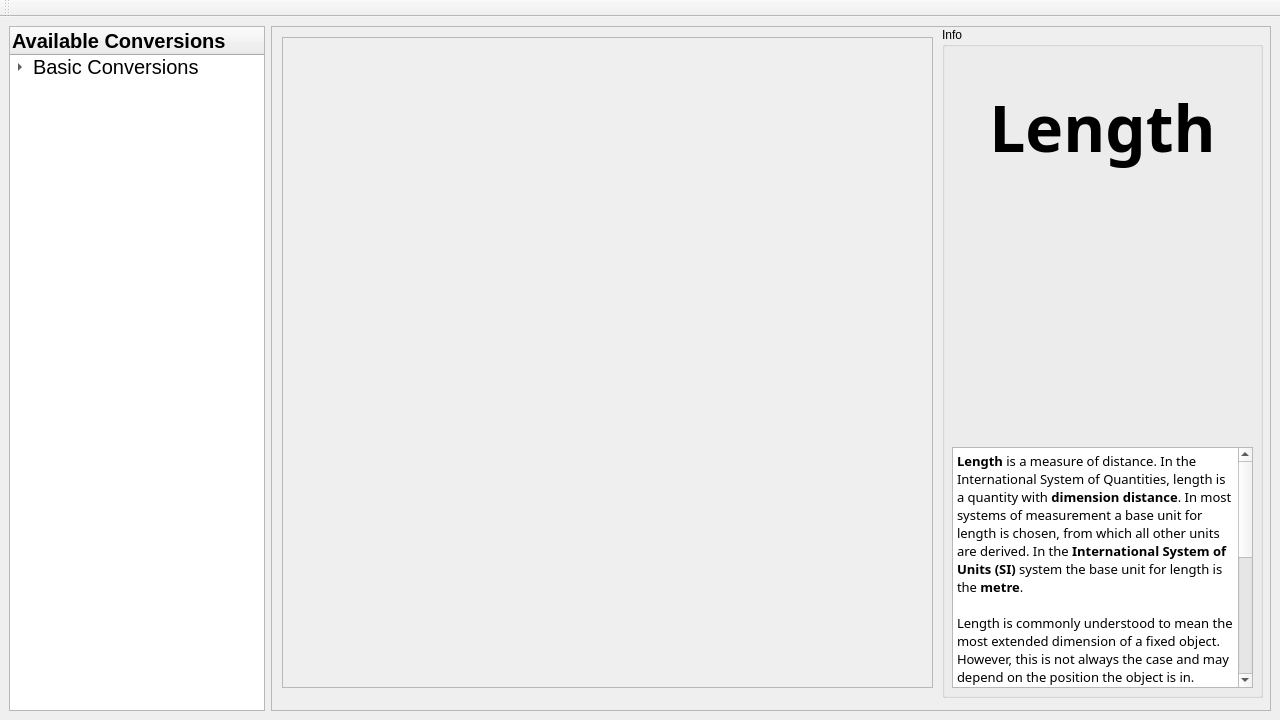
First picture: the form in mainwindow.ui, repository 30vam/cute-converter, before the edit.
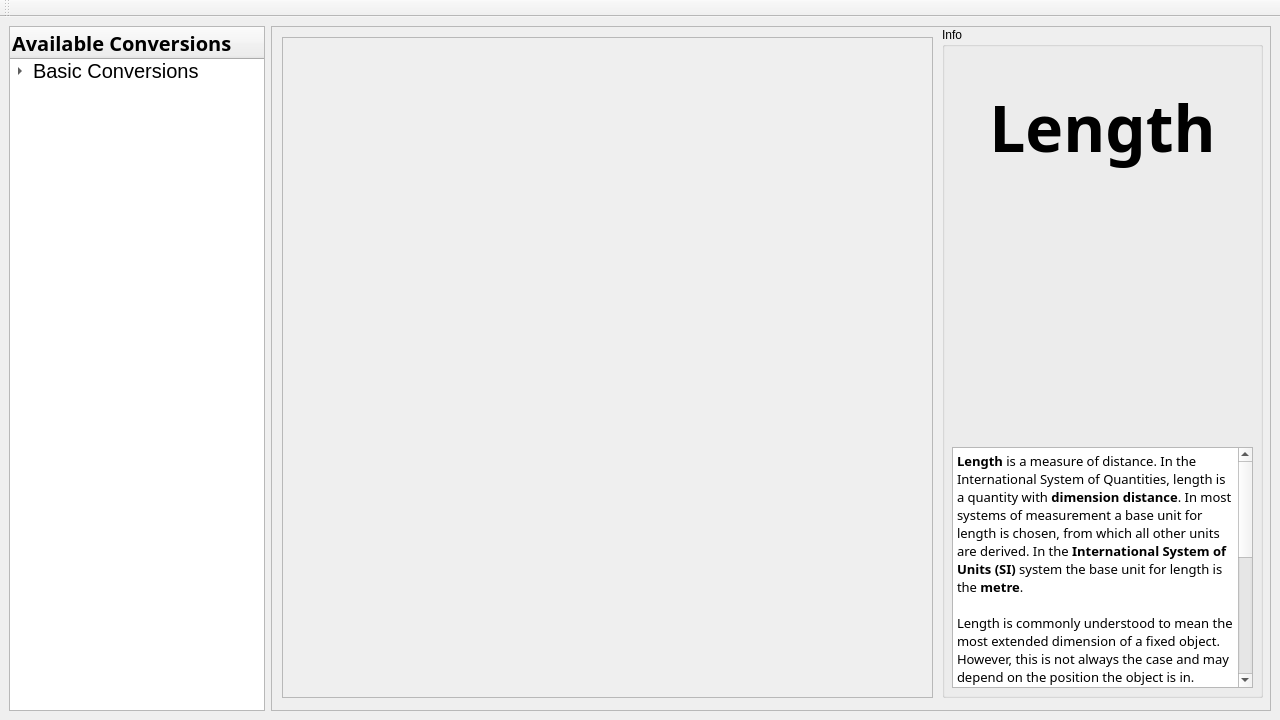
Second picture: the form after the edit. Icons and pictures are not drawn.

Commit message: Added basic UI generator for the converter

```diff
--- a/mainwindow.ui
+++ b/mainwindow.ui
@@ -41,6 +41,7 @@
        </property>
        <property name="font">
         <font>
+         <family>Exo Black</family>
          <pointsize>15</pointsize>
          <bold>true</bold>
         </font>
@@ -226,7 +227,7 @@
           <x>10</x>
           <y>10</y>
           <width>651</width>
-          <height>651</height>
+          <height>661</height>
          </rect>
         </property>
         <property name="widgetResizable">
@@ -238,7 +239,7 @@
            <x>0</x>
            <y>0</y>
            <width>649</width>
-           <height>649</height>
+           <height>659</height>
           </rect>
          </property>
         </widget>
```
The commit also changes 3 other files.
